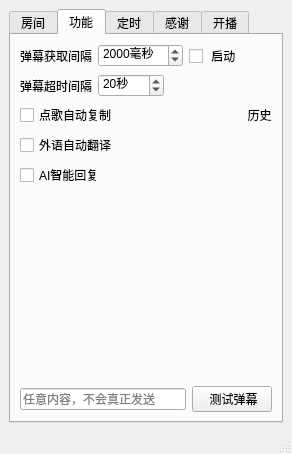
Above: mainwindow.ui from iwxyi/Bilibili-MagicalDanmaku before the change. Below: the same form after it.
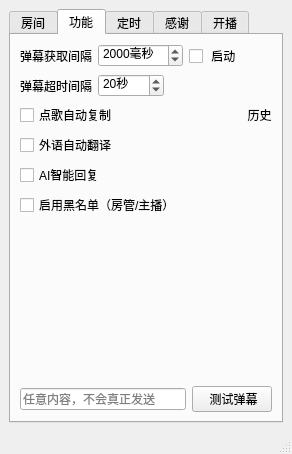
That is the form after the change. The open tabs and pages were chosen to show the change.

```diff
--- a/mainwindow.ui
+++ b/mainwindow.ui
@@ -279,6 +279,20 @@
           </item>
          </layout>
         </item>
+        <item>
+         <layout class="QHBoxLayout" name="horizontalLayout_10">
+          <property name="topMargin">
+           <number>0</number>
+          </property>
+          <item>
+           <widget class="QCheckBox" name="enableBlockCheck">
+            <property name="text">
+             <string>启用黑名单（房管/主播）</string>
+            </property>
+           </widget>
+          </item>
+         </layout>
+        </item>
         <item>
          <spacer name="verticalSpacer_2">
           <property name="orientation">
```
Left out of the diff: 2 changed lines with no effect on the pictures.
